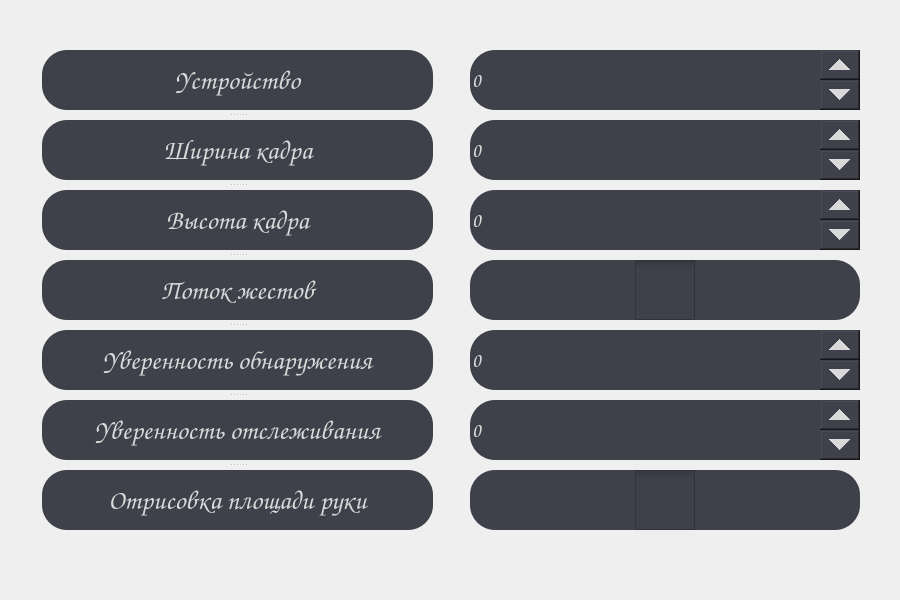
This is src/qt_designer_files/settings_widget.ui in vergilhimself/HandSight as Qt 5 draws it before an edit. The edited form follows.
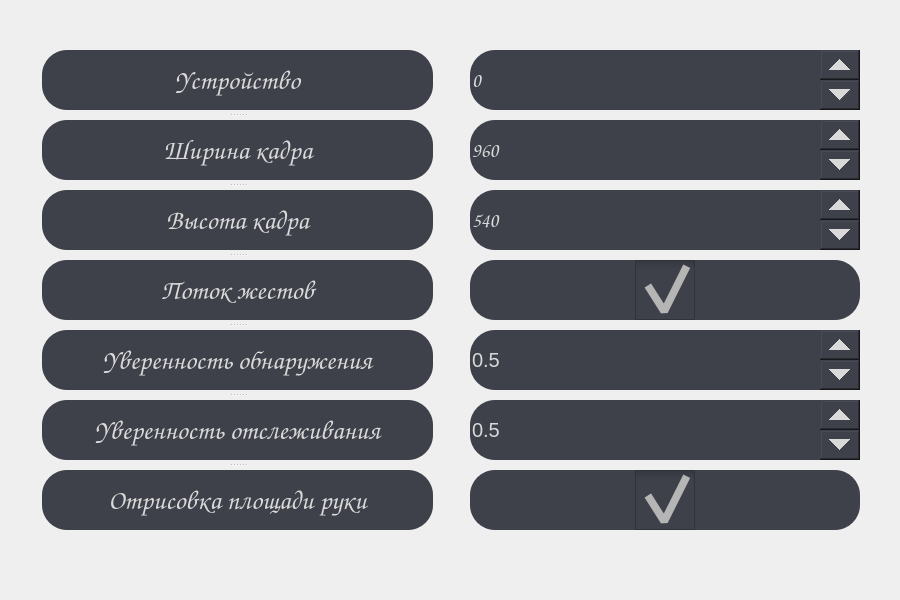
This is the edited form.

```diff
--- a/src/qt_designer_files/settings_widget.ui
+++ b/src/qt_designer_files/settings_widget.ui
@@ -194,6 +194,12 @@
    <property name="text">
     <string/>
    </property>
+   <property name="checked">
+    <bool>true</bool>
+   </property>
+   <property name="tristate">
+    <bool>false</bool>
+   </property>
   </widget>
   <widget class="QSpinBox" name="device">
    <property name="geometry">
@@ -239,48 +245,7 @@
     <enum>QAbstractSpinBox::UpDownArrows</enum>
    </property>
   </widget>
-  <widget class="QSpinBox" name="min_detection_confidence">
-   <property name="geometry">
-    <rect>
-     <x>470</x>
-     <y>330</y>
-     <width>390</width>
-     <height>60</height>
-    </rect>
-   </property>
-   <property name="font">
-    <font>
-     <family>Comic Sans MS</family>
-     <pointsize>-1</pointsize>
-    </font>
-   </property>
-   <property name="styleSheet">
-    <string notr="true">QSpinBox {
-	background-color: rgb(62, 65, 74);
-	color: rgb(217, 217, 217);
-	border-radius: 25px;
-	font-family: &quot;Comic Sans MS&quot;;
-    font-size: 20px;
-}
-QSpinBox::up-button  {
- subcontrol-origin: border;
-    subcontrol-position: top right;
-	min-width: 40px;
-	min_height: 25px;
-}
-QSpinBox::down-button  {
- subcontrol-origin: border;
-    subcontrol-position: bottom right;
-	min-width: 40px;
-	min_height: 25px;
-}
-</string>
-   </property>
-   <property name="buttonSymbols">
-    <enum>QAbstractSpinBox::UpDownArrows</enum>
-   </property>
-  </widget>
-  <widget class="QSpinBox" name="width">
+  <widget class="QSpinBox" name="width_spinbox">
    <property name="geometry">
     <rect>
      <x>470</x>
@@ -320,47 +285,12 @@
    <property name="buttonSymbols">
     <enum>QAbstractSpinBox::UpDownArrows</enum>
    </property>
-  </widget>
-  <widget class="QSpinBox" name="min_tracking_confidence">
-   <property name="geometry">
-    <rect>
-     <x>470</x>
-     <y>400</y>
-     <width>390</width>
-     <height>60</height>
-    </rect>
+   <property name="maximum">
+    <number>5000</number>
    </property>
-   <property name="font">
-    <font>
-     <family>Comic Sans MS</family>
-     <pointsize>-1</pointsize>
-    </font>
+   <property name="value">
+    <number>960</number>
    </property>
-   <property name="styleSheet">
-    <string notr="true">QSpinBox {
-	background-color: rgb(62, 65, 74);
-	color: rgb(217, 217, 217);
-	border-radius: 25px;
-	font-family: &quot;Comic Sans MS&quot;;
-    font-size: 20px;
-}
-QSpinBox::up-button  {
- subcontrol-origin: border;
-    subcontrol-position: top right;
-	min-width: 40px;
-	min_height: 25px;
-}
-QSpinBox::down-button  {
- subcontrol-origin: border;
-    subcontrol-position: bottom right;
-	min-width: 40px;
-	min_height: 25px;
-}
-</string>
-   </property>
-   <property name="buttonSymbols">
-    <enum>QAbstractSpinBox::UpDownArrows</enum>
-   </property>
   </widget>
   <widget class="QSpinBox" name="height">
    <property name="geometry">
@@ -402,6 +332,12 @@
    <property name="buttonSymbols">
     <enum>QAbstractSpinBox::UpDownArrows</enum>
    </property>
+   <property name="maximum">
+    <number>5000</number>
+   </property>
+   <property name="value">
+    <number>540</number>
+   </property>
   </widget>
   <widget class="QCheckBox" name="use_brect">
    <property name="geometry">
@@ -427,6 +363,97 @@
    </property>
    <property name="text">
     <string/>
+   </property>
+   <property name="checked">
+    <bool>true</bool>
+   </property>
+  </widget>
+  <widget class="QDoubleSpinBox" name="min_detection_confidence_doublespinbox">
+   <property name="geometry">
+    <rect>
+     <x>470</x>
+     <y>330</y>
+     <width>390</width>
+     <height>60</height>
+    </rect>
+   </property>
+   <property name="styleSheet">
+    <string notr="true">QDoubleSpinBox {
+	background-color: rgb(62, 65, 74);
+	color: rgb(217, 217, 217);
+	border-radius: 25px;
+	font-family: &quot;Comic Sans MS&quot;;
+    font-size: 20px;
+}
+QDoubleSpinBox::up-button  {
+ subcontrol-origin: border;
+    subcontrol-position: top right;
+	min-width: 40px;
+	min_height: 25px;
+}
+QDoubleSpinBox::down-button  {
+ subcontrol-origin: border;
+    subcontrol-position: bottom right;
+	min-width: 40px;
+	min_height: 25px;
+}
+</string>
+   </property>
+   <property name="decimals">
+    <number>1</number>
+   </property>
+   <property name="maximum">
+    <double>1.000000000000000</double>
+   </property>
+   <property name="singleStep">
+    <double>0.100000000000000</double>
+   </property>
+   <property name="value">
+    <double>0.500000000000000</double>
+   </property>
+  </widget>
+  <widget class="QDoubleSpinBox" name="min_tracking_confidence_doublespinbox">
+   <property name="geometry">
+    <rect>
+     <x>470</x>
+     <y>400</y>
+     <width>390</width>
+     <height>60</height>
+    </rect>
+   </property>
+   <property name="styleSheet">
+    <string notr="true">QDoubleSpinBox {
+	background-color: rgb(62, 65, 74);
+	color: rgb(217, 217, 217);
+	border-radius: 25px;
+	font-family: &quot;Comic Sans MS&quot;;
+    font-size: 20px;
+}
+QDoubleSpinBox::up-button  {
+ subcontrol-origin: border;
+    subcontrol-position: top right;
+	min-width: 40px;
+	min_height: 25px;
+}
+QDoubleSpinBox::down-button  {
+ subcontrol-origin: border;
+    subcontrol-position: bottom right;
+	min-width: 40px;
+	min_height: 25px;
+}
+</string>
+   </property>
+   <property name="decimals">
+    <number>1</number>
+   </property>
+   <property name="maximum">
+    <double>1.000000000000000</double>
+   </property>
+   <property name="singleStep">
+    <double>0.100000000000000</double>
+   </property>
+   <property name="value">
+    <double>0.500000000000000</double>
    </property>
   </widget>
  </widget>
```
Left out of the diff: 8 changed lines with no effect on the pictures.
